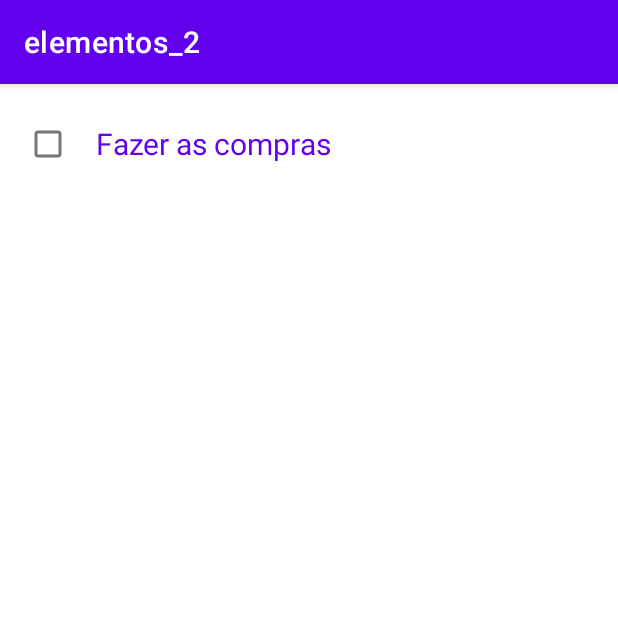
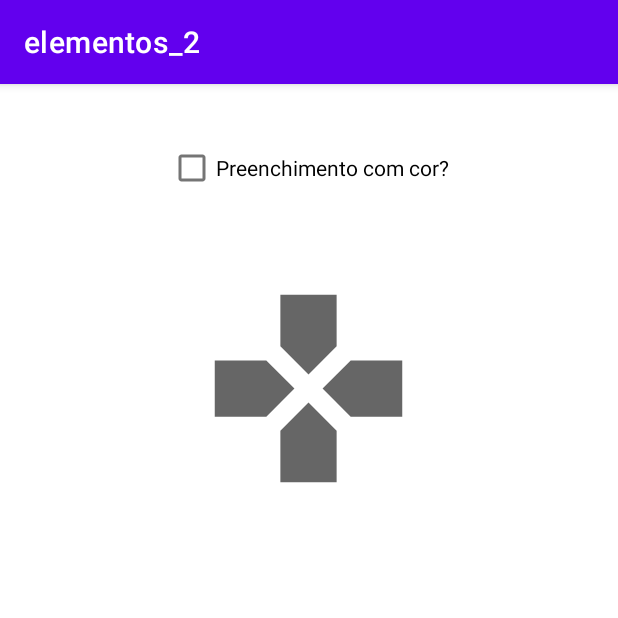
Before and after one commit to rainerramos/elementos_2, an Android app: the screen it shows after launch (MainActivity), on a phone screen of 412 x 824 dp, the top half of it. Run offline under Robolectric (Android 15) with nearby library versions, the phone set to English and light mode, and no system bars.

Commit message:
Resolução exercício  - LinearLayout, CheckBox e ImageView

```diff
--- a/app/build.gradle
+++ b/app/build.gradle
@@ -1,6 +1,7 @@
 plugins {
     id 'com.android.application'
     id 'kotlin-android'
+    id 'kotlin-android-extensions'
 }
 
 android {
--- a/app/src/main/java/com/rainerramos/elementos_2/MainActivity.kt
+++ b/app/src/main/java/com/rainerramos/elementos_2/MainActivity.kt
@@ -2,10 +2,23 @@ package com.rainerramos.elementos_2
 
 import androidx.appcompat.app.AppCompatActivity
 import android.os.Bundle
+import kotlinx.android.synthetic.main.activity_main.*
 
 class MainActivity : AppCompatActivity() {
     override fun onCreate(savedInstanceState: Bundle?) {
         super.onCreate(savedInstanceState)
         setContentView(R.layout.activity_main)
+
+        checkColor.setOnClickListener {
+            if (checkColor.isChecked) {
+                imageColor.setColorFilter(resources.getColor(R.color.colorAccent))
+            } else {
+                imageColor.setColorFilter(resources.getColor(R.color.black))
+            }
+        }
+
     }
+
+
+
 }
--- /dev/null
+++ b/app/src/main/res/drawable/ic_game.xml
@@ -0,0 +1,10 @@
+<vector xmlns:android="http://schemas.android.com/apk/res/android"
+    android:width="24dp"
+    android:height="24dp"
+    android:viewportWidth="24"
+    android:viewportHeight="24"
+    android:tint="?attr/colorControlNormal">
+  <path
+      android:fillColor="@android:color/white"
+      android:pathData="M15,7.5V2H9v5.5l3,3 3,-3zM7.5,9H2v6h5.5l3,-3 -3,-3zM9,16.5V22h6v-5.5l-3,-3 -3,3zM16.5,9l-3,3 3,3H22V9h-5.5z"/>
+</vector>
--- a/app/src/main/res/layout/activity_main.xml
+++ b/app/src/main/res/layout/activity_main.xml
@@ -4,17 +4,24 @@
     xmlns:tools="http://schemas.android.com/tools"
     android:layout_width="match_parent"
     android:layout_height="match_parent"
+    android:layout_margin="16dp"
     android:orientation="vertical"
     tools:context=".MainActivity">
 
     <CheckBox
+        android:id="@+id/checkColor"
         android:layout_width="wrap_content"
         android:layout_height="wrap_content"
-        android:textColor="@color/purple_500"
-        android:gravity="center"
-        android:textSize="20sp"
+        android:layout_gravity="center"
         android:layout_margin="16dp"
-        android:paddingStart="16dp"
-        android:text="Fazer as compras" />
+        android:text="Preenchimento com cor?" />
+
+    <ImageView
+        android:id="@+id/imageColor"
+        android:layout_width="150dp"
+        android:layout_height="150dp"
+        android:layout_gravity="center"
+        android:layout_marginTop="32dp"
+        android:src="@drawable/ic_game" />
 
 </LinearLayout>
--- a/app/src/main/res/values/colors.xml
+++ b/app/src/main/res/values/colors.xml
@@ -7,4 +7,6 @@
     <color name="teal_700">#FF018786</color>
     <color name="black">#FF000000</color>
     <color name="white">#FFFFFFFF</color>
+    <color name="colorAccent">#D81B60</color>
+
 </resources>
```
